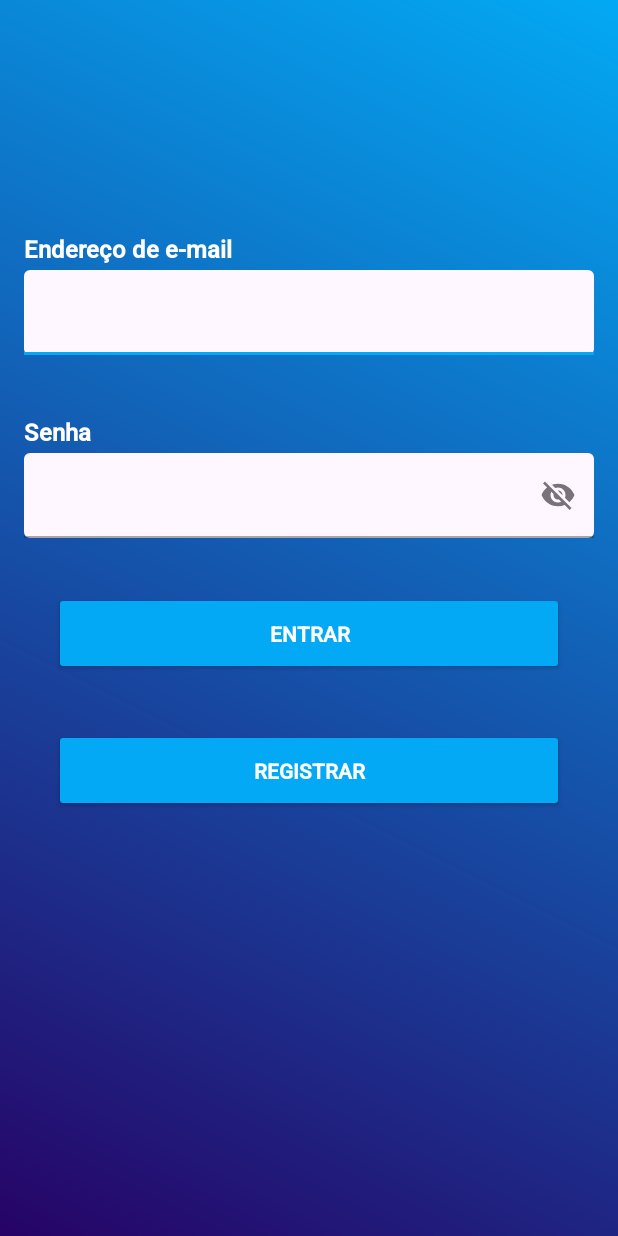
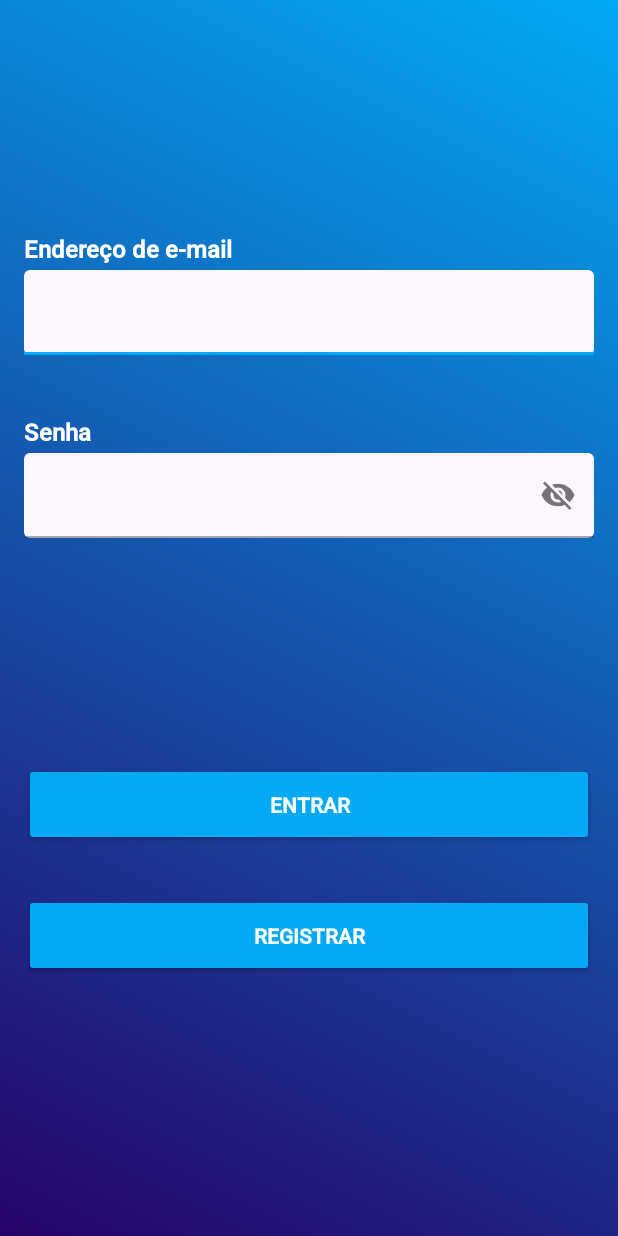
Before and after one commit to Mouthlolses/space_informatica, an Android app: the LoginActivity screen opened directly, with no data from a screen before it, after a tap on "REGISTRAR", on a phone screen of 412 x 824 dp. Run offline under Robolectric (Android 15) with nearby library versions, the phone set to English and light mode, and no system bars; our stand-ins replace Firebase (no records; nobody signed in at launch, a user with empty details on screens opened directly); 2 other taps on this screen came first.

Commit message:
new_alterations

```diff
--- a/app/src/main/java/com/example/space_informatica/ui/client/ClientActivity.kt
+++ b/app/src/main/java/com/example/space_informatica/ui/client/ClientActivity.kt
@@ -49,5 +49,6 @@
         autentication.signOut()
         Toast.makeText(this, "Usuario Deslogado", Toast.LENGTH_LONG).show()
         startActivity(Intent(this, LoginActivity::class.java))
+        finish()
     }
 }
--- a/app/src/main/java/com/example/space_informatica/ui/client/ManutenActivity.kt
+++ b/app/src/main/java/com/example/space_informatica/ui/client/ManutenActivity.kt
@@ -15,7 +15,9 @@
 
 class ManutenActivity : AppCompatActivity() {
 
-    private lateinit var binding: ActivityManutenBinding
+    private val binding by lazy {
+        ActivityManutenBinding.inflate(layoutInflater)
+    }
     private lateinit var btnScheduled: Button
     private lateinit var btnRequest: Button
 
@@ -23,7 +25,6 @@
     override fun onCreate(savedInstanceState: Bundle?) {
         super.onCreate(savedInstanceState)
         //enableEdgeToEdge()
-        binding = ActivityManutenBinding.inflate(layoutInflater)
         setContentView(binding.root)
 
 
--- a/app/src/main/java/com/example/space_informatica/ui/screens_initial/LoginActivity.kt
+++ b/app/src/main/java/com/example/space_informatica/ui/screens_initial/LoginActivity.kt
@@ -20,7 +20,7 @@
         FirebaseAuth.getInstance()
     }
 
-    override fun onStart() {
+    /*override fun onStart() {
         super.onStart()
         verificarUsuarioLogado()
     }
@@ -36,7 +36,7 @@
         } else {
             exibirMensagem("Usuario não está logado")
         }
-    }
+    }*/
 
     override fun onCreate(savedInstanceState: Bundle?) {
         super.onCreate(savedInstanceState)
@@ -64,14 +64,15 @@
 
     private fun logarUser() {
 
-        val email = ""
-        val password = ""
+        val email = binding.email
+        val password = binding.Password
 
         autentication.signInWithEmailAndPassword(
-            email, password
+            email.text.toString(), password.text.toString()
         ).addOnSuccessListener { authResult ->
             Toast.makeText(this, "Usuario Logado", Toast.LENGTH_LONG).show()
             startActivity(Intent(this, ClientActivity::class.java))
+            finish()
         }.addOnFailureListener { exception ->
             Toast.makeText(this, "Falha ao Logar: ${exception}", Toast.LENGTH_LONG).show()
         }
@@ -80,11 +81,11 @@
     //Amostra de autenticação via loginFirebase
     private fun registerUser() {
 
-        val email = ""
-        val password = ""
+        val email = binding.email
+        val password = binding.Password
 
         autentication.createUserWithEmailAndPassword(
-            email, password
+            email.text.toString(), password.text.toString()
         ).addOnSuccessListener { authResult ->
 
             val email = authResult.user?.email
@@ -93,7 +94,7 @@
             exibirMensagem("Sucesso ao cadastrar usuario: $id - $email")
 
         }.addOnFailureListener { exception ->
-            exception.message
+            exibirMensagem("Erro ao cadastrar usuario ${exception.message}")
         }
 
     }
--- a/app/src/main/res/layout/activity_login.xml
+++ b/app/src/main/res/layout/activity_login.xml
@@ -60,8 +60,9 @@
             style="@android:style/Widget.Material.Button"
             android:layout_width="match_parent"
             android:layout_height="55dp"
-            android:layout_margin="36dp"
-            android:layout_marginTop="164dp"
+            android:layout_marginStart="16dp"
+            android:layout_marginTop="150dp"
+            android:layout_marginEnd="16dp"
             android:fontFamily="@font/roboto_medium"
             android:text="Entrar"
             android:textStyle="bold"
@@ -74,7 +75,9 @@
             style="@android:style/Widget.Material.Button"
             android:layout_width="match_parent"
             android:layout_height="55dp"
-            android:layout_margin="36dp"
+            android:layout_marginStart="16dp"
+            android:layout_marginTop="32dp"
+            android:layout_marginEnd="16dp"
             android:fontFamily="@font/roboto_medium"
             android:text="Registrar"
             android:textStyle="bold"
```
